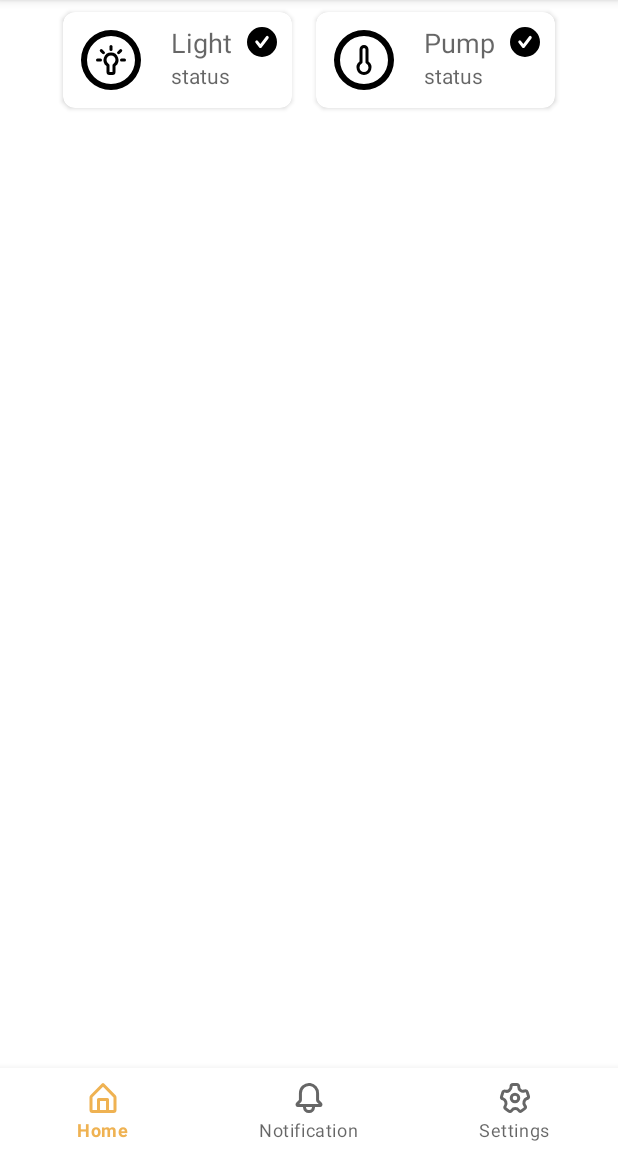
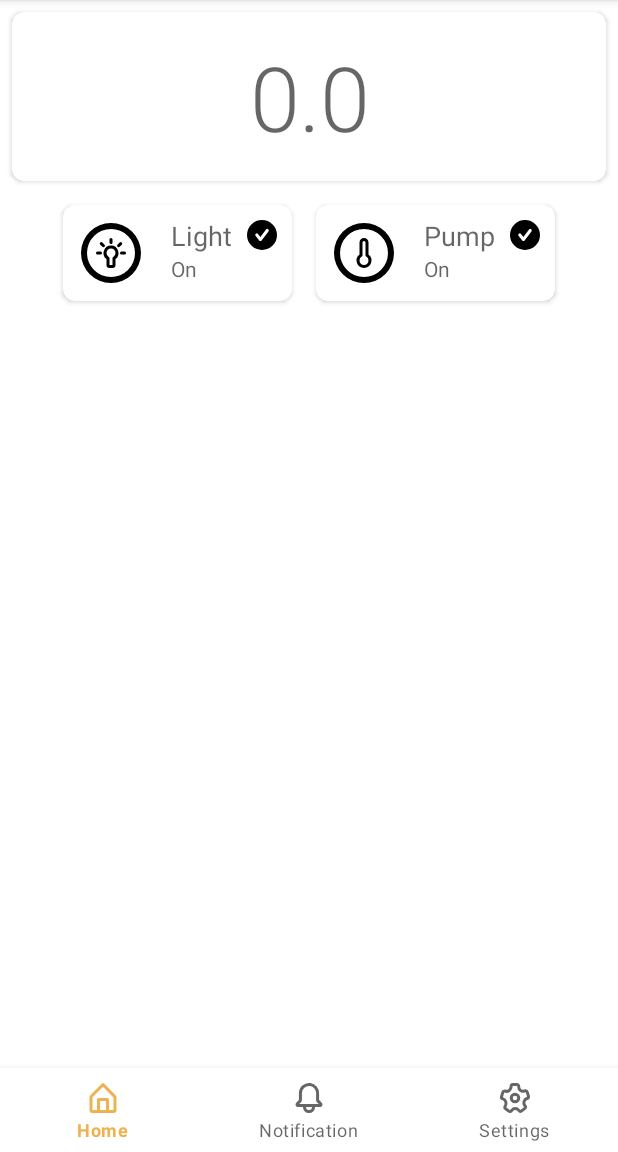
Before and after one commit to qubictech/iot_automated_firm, an Android app: the screen it shows after launch (MainActivity), after a tap on an icon or button, on a phone screen of 412 x 824 dp, the part 84-1236 px from its top. Run offline under Robolectric (Android 15) with nearby library versions, the phone set to English and light mode, and no system bars; our stand-ins replace Firebase (no records; nobody signed in at launch, a user with empty details on screens opened directly), data binding; libraries missing offline, so code that uses them is left out: com.pusher.pushnotifications; 14 statements that could not run were skipped.

Commit message:
new view for temperature show

```diff
--- a/app/src/main/AndroidManifest.xml
+++ b/app/src/main/AndroidManifest.xml
@@ -9,6 +9,7 @@
     <uses-permission android:name="android.permission.INTERNET" />
 
     <application
+        android:name=".FirmAutomation"
         android:allowBackup="true"
         android:icon="@mipmap/ic_launcher"
         android:label="@string/app_name"
--- /dev/null
+++ b/app/src/main/java/com/tarms/dev/iot_home/FirmAutomation.kt
@@ -0,0 +1,12 @@
+package com.tarms.dev.iot_home
+
+import android.app.Application
+import com.google.firebase.database.FirebaseDatabase
+
+class FirmAutomation: Application() {
+    override fun onCreate() {
+        super.onCreate()
+
+        FirebaseDatabase.getInstance().setPersistenceEnabled(true)
+    }
+}
--- a/app/src/main/java/com/tarms/dev/iot_home/data/Temperature.kt
+++ b/app/src/main/java/com/tarms/dev/iot_home/data/Temperature.kt
@@ -1,3 +1,3 @@
 package com.tarms.dev.iot_home.data
 
-data class Temperature(var time: Long? = 0, var c_temp: Float? = 0F,var f_temp:Float? = 0F)
+data class Temperature(var time: Long? = 0, var c_temp: Float? = 0F, var f_temp: Float? = 0F)
--- a/app/src/main/java/com/tarms/dev/iot_home/repository/MyViewModel.kt
+++ b/app/src/main/java/com/tarms/dev/iot_home/repository/MyViewModel.kt
@@ -1,8 +1,11 @@
 package com.tarms.dev.iot_home.repository
 
+import android.annotation.SuppressLint
+import android.widget.TextView
+import androidx.databinding.BindingAdapter
 import androidx.lifecycle.ViewModel
 import com.tarms.dev.iot_home.data.Firm
-import com.tarms.dev.iot_home.repository.FirmRepository
+import com.tarms.dev.iot_home.utils.Utils
 
 class MyViewModel() : ViewModel() {
 
@@ -13,4 +16,21 @@ class MyViewModel() : ViewModel() {
     fun updateFirmData(firm: List<Firm>) {
         FirmRepository.updateFirmData(firm)
     }
+
+    companion object {
+        @SuppressLint("SetTextI18n")
+        @BindingAdapter("android:convertTempFloatToString")
+        @JvmStatic
+        fun convertTempFloatToString(view: TextView, c_temp: Float) {
+            view.text = "${Utils.numberFormat.format(c_temp)} °C"
+        }
+
+        @SuppressLint("SetTextI18n")
+        @BindingAdapter("android:onOffStatus")
+        @JvmStatic
+        fun onOffStatus(view: TextView, boolean: Boolean) {
+            if (boolean) view.text = "On" else view.text = "Off"
+
+        }
+    }
 }
--- a/app/src/main/java/com/tarms/dev/iot_home/ui/fragment/DashboardFragment.kt
+++ b/app/src/main/java/com/tarms/dev/iot_home/ui/fragment/DashboardFragment.kt
@@ -23,9 +23,6 @@ import com.tarms.dev.iot_home.utils.Utils
 class DashboardFragment : Fragment(), ClickEventListener {
     lateinit var myViewModel: MyViewModel
     lateinit var firm: Firm
-    private val mRef =
-        FirebaseDatabase.getInstance().reference.child(Utils.firmRef("mazharul_sabbir"))
-    private lateinit var valueEventListener: ValueEventListener
 
     override fun onCreateView(
         inflater: LayoutInflater, container: ViewGroup?,
@@ -53,42 +50,37 @@ class DashboardFragment : Fragment(), ClickEventListener {
     override fun onViewCreated(view: View, savedInstanceState: Bundle?) {
         super.onViewCreated(view, savedInstanceState)
 
-        myViewModel.getCurrentData().observe(this, Observer {
-            firm = it
+        myViewModel.getCurrentData().observe(this, Observer { firm ->
+            this.firm = firm
         })
 
-        FirebaseUtil.getFirmInfo {
-            myViewModel.updateFirmData(it)
+        FirebaseUtil.getFirmInfo { firms ->
+            myViewModel.updateFirmData(firms)
         }
-    }
-
-    override fun onStart() {
-        super.onStart()
     }
 
     override fun onViewClick(view: View) {
         val mRef = FirebaseDatabase.getInstance().reference.child(Utils.firmRef("mazharul_sabbir"))
             .child("1581694698821")
+
         when (view.id) {
-            R.id.light -> firm.light.l_status = !firm.light.l_status!!
+            R.id.light -> try {
+                firm.light.l_status = !firm.light.l_status!!
+            } catch (e: UninitializedPropertyAccessException) {
+                e.printStackTrace()
+            }
 
-            R.id.pump -> firm.pump.p_status = !firm.pump.p_status!!
-
+            R.id.pump -> try {
+                firm.pump.p_status = !firm.pump.p_status!!
+            } catch (e: UninitializedPropertyAccessException) {
+                e.printStackTrace()
+            }
         }
 
         mRef.setValue(firm).addOnCompleteListener {
             if (it.isSuccessful) {
-                Toast.makeText(
-                    context, "Changed!", Toast.LENGTH_SHORT
-                ).show()
+                println("<=================Switch state changed!!=================>")
             }
         }
     }
-
-    override fun onDestroy() {
-        super.onDestroy()
-
-        mRef.removeEventListener(valueEventListener)
-    }
-
 }
--- a/app/src/main/java/com/tarms/dev/iot_home/utils/Utils.kt
+++ b/app/src/main/java/com/tarms/dev/iot_home/utils/Utils.kt
@@ -1,4 +1,6 @@
 package com.tarms.dev.iot_home.utils
+
+import java.text.DecimalFormat
 
 interface Utils {
     companion object {
@@ -9,5 +11,7 @@ interface Utils {
         fun userRef(uid: String): String {
             return "user/$uid/user_data/"
         }
+
+        val numberFormat = DecimalFormat("##.##")
     }
 }
--- a/app/src/main/res/layout/fragment_dashboard.xml
+++ b/app/src/main/res/layout/fragment_dashboard.xml
@@ -3,6 +3,7 @@
     xmlns:app="http://schemas.android.com/apk/res-auto">
 
     <data>
+
         <import type="android.view.View" />
 
         <variable
@@ -18,6 +19,27 @@
         android:layout_width="match_parent"
         android:layout_height="wrap_content"
         app:layout_behavior="com.google.android.material.appbar.AppBarLayout$ScrollingViewBehavior">
+
+        <LinearLayout
+            android:layout_width="match_parent"
+            android:layout_height="match_parent"
+            android:orientation="vertical">
+
+            <androidx.cardview.widget.CardView
+                android:layout_width="match_parent"
+                android:layout_height="wrap_content"
+                android:layout_margin="8dp"
+                app:cardCornerRadius="8dp">
+
+                <TextView
+                    style="@style/TextAppearance.MaterialComponents.Headline2"
+                    android:layout_width="match_parent"
+                    android:layout_height="wrap_content"
+                    android:layout_margin="16dp"
+                    android:convertTempFloatToString="@{firm.currentData.temp.c_temp}"
+                    android:gravity="center"
+                    android:hint="0.0" />
+            </androidx.cardview.widget.CardView>
 
             <LinearLayout
                 android:layout_width="match_parent"
@@ -75,8 +97,8 @@
                             android:layout_below="@id/light_name"
                             android:layout_marginStart="16dp"
                             android:layout_toEndOf="@id/light_icon"
-                        android:hint="status"
-                        android:text="@{String.valueOf(firm.currentData.light.l_status)}" />
+                            android:hint="On"
+                            android:onOffStatus="@{firm.currentData.light.l_status}" />
                     </RelativeLayout>
 
                 </androidx.cardview.widget.CardView>
@@ -130,13 +152,15 @@
                             android:layout_below="@id/pump_name"
                             android:layout_marginStart="16dp"
                             android:layout_toEndOf="@id/pump_icon"
-                        android:hint="status"
-                        android:text="@{String.valueOf(firm.currentData.pump.p_status)}" />
+                            android:hint="On"
+                            android:onOffStatus="@{firm.currentData.pump.p_status}" />
                     </RelativeLayout>
 
                 </androidx.cardview.widget.CardView>
 
             </LinearLayout>
 
+        </LinearLayout>
+
     </androidx.core.widget.NestedScrollView>
 </layout>
```
Lines whose indentation alone changed are shown as unchanged.
